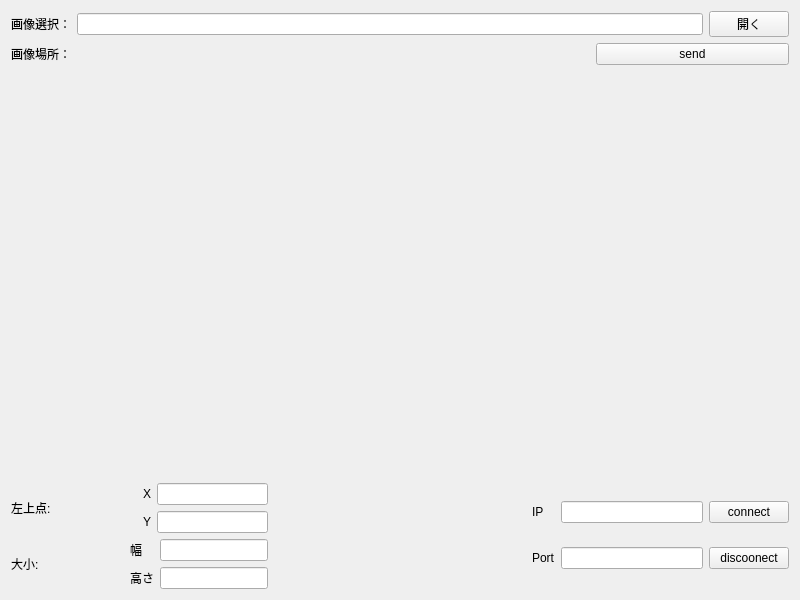
yuliangl/bicycle_racing_image_determination, file client/widget.ui: the form before one commit.
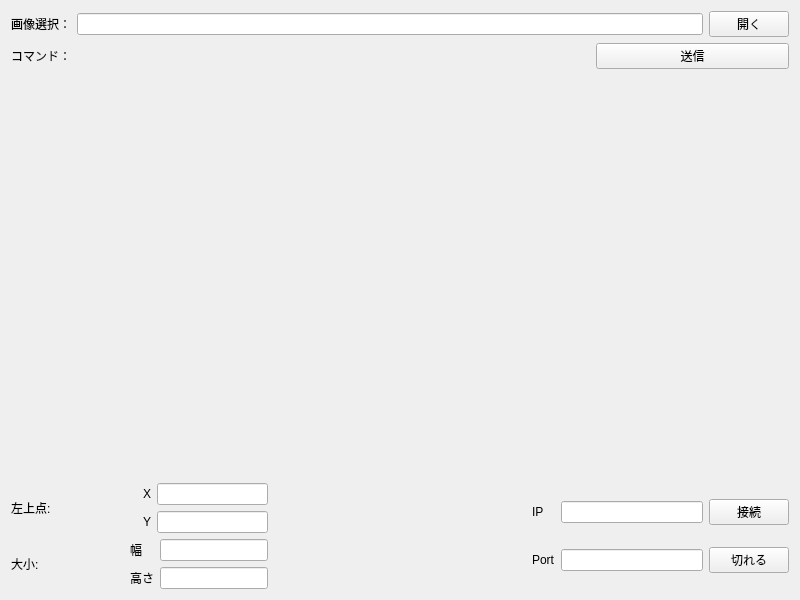
The form after the commit.

Commit message: change eng to jap

Diff of the .ui file:
```diff
--- a/client/widget.ui
+++ b/client/widget.ui
@@ -45,7 +45,7 @@
        <item>
         <widget class="QLabel" name="label">
          <property name="text">
-          <string>画像場所：</string>
+          <string>コマンド：</string>
          </property>
         </widget>
        </item>
@@ -65,7 +65,7 @@
        <item>
         <widget class="QPushButton" name="sendBut">
          <property name="text">
-          <string>send</string>
+          <string>送信</string>
          </property>
         </widget>
        </item>
@@ -219,14 +219,14 @@
          <item row="0" column="2">
           <widget class="QPushButton" name="connectBut">
            <property name="text">
-            <string>connect</string>
+            <string>接続</string>
            </property>
           </widget>
          </item>
          <item row="1" column="2">
           <widget class="QPushButton" name="discoonectBut">
            <property name="text">
-            <string>discoonect</string>
+            <string>切れる</string>
            </property>
           </widget>
          </item>
```
The commit also changes 1 other file.
